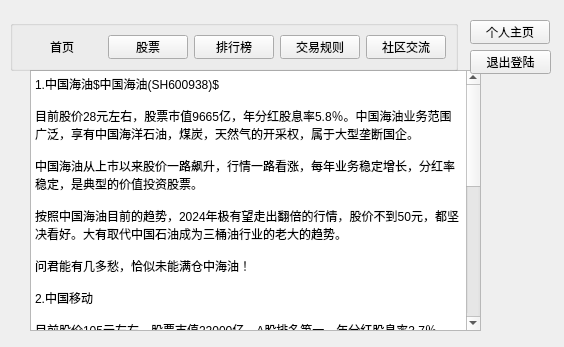
Old version of the form VirtualStock/mainwindow.ui in the repository Vks-Feng/Nullptr.
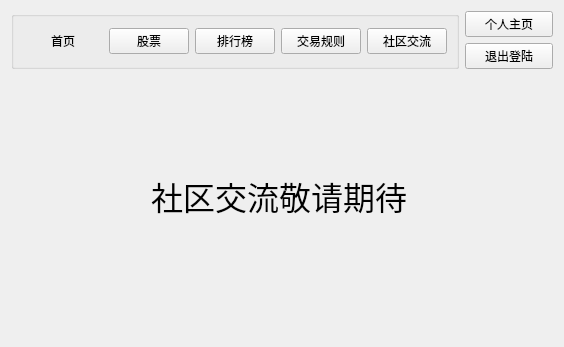
New version of the form. The open tabs and pages were chosen to show the change.

What changed in the file:
```diff
--- a/VirtualStock/mainwindow.ui
+++ b/VirtualStock/mainwindow.ui
@@ -13,15 +13,73 @@
   <property name="windowTitle">
    <string>Form</string>
   </property>
+  <layout class="QGridLayout" name="gridLayout">
+   <item row="0" column="0" rowspan="2">
+    <widget class="QGroupBox" name="groupBox">
+     <property name="title">
+      <string/>
+     </property>
+     <layout class="QHBoxLayout" name="horizontalLayout">
+      <item>
+       <widget class="QPushButton" name="firstbutton1">
+        <property name="text">
+         <string>首页</string>
+        </property>
+        <property name="flat">
+         <bool>true</bool>
+        </property>
+       </widget>
+      </item>
+      <item>
+       <widget class="QPushButton" name="stockbutton1">
+        <property name="text">
+         <string>股票</string>
+        </property>
+       </widget>
+      </item>
+      <item>
+       <widget class="QPushButton" name="rankbutton1">
+        <property name="text">
+         <string>排行榜</string>
+        </property>
+       </widget>
+      </item>
+      <item>
+       <widget class="QPushButton" name="dealbutton1">
+        <property name="text">
+         <string>交易规则</string>
+        </property>
+       </widget>
+      </item>
+      <item>
+       <widget class="QPushButton" name="communitybutton1">
+        <property name="enabled">
+         <bool>true</bool>
+        </property>
+        <property name="text">
+         <string>社区交流</string>
+        </property>
+       </widget>
+      </item>
+     </layout>
+    </widget>
+   </item>
+   <item row="0" column="1">
+    <widget class="QPushButton" name="personpage1">
+     <property name="text">
+      <string>个人主页</string>
+     </property>
+    </widget>
+   </item>
+   <item row="1" column="1">
+    <widget class="QPushButton" name="leavebutton1">
+     <property name="text">
+      <string>退出登陆</string>
+     </property>
+    </widget>
+   </item>
+   <item row="2" column="0" colspan="2">
   <widget class="QStackedWidget" name="selectpage">
-   <property name="geometry">
-    <rect>
-     <x>10</x>
-     <y>60</y>
-     <width>531</width>
-     <height>301</height>
-    </rect>
-   </property>
    <property name="currentIndex">
     <number>4</number>
    </property>
@@ -152,127 +210,28 @@
     </widget>
    </widget>
    <widget class="QWidget" name="selectpage5">
-    <widget class="QPlainTextEdit" name="plainTextEdit">
+      <widget class="QLabel" name="vksMarkshequ">
      <property name="geometry">
       <rect>
-       <x>20</x>
-       <y>10</y>
-       <width>451</width>
-       <height>261</height>
-      </rect>
-     </property>
-     <property name="plainText">
-      <string>1.中国海油$中国海油(SH600938)$
-
-目前股价28元左右，股票市值9665亿，年分红股息率5.8％。中国海油业务范围广泛，享有中国海洋石油，煤炭，天然气的开采权，属于大型垄断国企。
-
-中国海油从上市以来股价一路飙升，行情一路看涨，每年业务稳定增长，分红率稳定，是典型的价值投资股票。
-
-按照中国海油目前的趋势，2024年极有望走出翻倍的行情，股价不到50元，都坚决看好。大有取代中国石油成为三桶油行业的老大的趋势。
-
-问君能有几多愁，恰似未能满仓中海油！
-
-2.中国移动
-
-目前股价105元左右，股票市值22000亿，A股排名第一，年分红股息率3.7％。
-
-中国移动的行情和中国海油极为相似，业务能力和经营范围的独特性和垄断地位更胜中海油。中国移动上市以来，股价已经走出了翻倍行情，目前市值排名A股首位。
-
-鉴于其垄断的业务地位和增长行情，中国移动极有可能再次翻番，创造A股市值的神话，后续行情极为看好
-
-3.招商银行
-
-目前股价32元左右，股票市值8408亿，年分红股息率5.6％。
-
-招商银行是增长趋势最好的国内银行之一，银行零售业之首。其股价从高点54元下降到年前的低点27元，刚好实现腰斩，目前股价稳步回升，周线走出完美的U型底，招商银行在2024年市场好转的情况下，应该会再度走高，行情值得期待，但是想走出翻倍行情还有一定的难度，属于慢牛型，但会越来越好
-
-</string>
-     </property>
-    </widget>
-   </widget>
-  </widget>
-  <widget class="QPushButton" name="personpage1">
-   <property name="geometry">
-    <rect>
-     <x>470</x>
-     <y>20</y>
-     <width>80</width>
-     <height>24</height>
-    </rect>
-   </property>
+         <x>140</x>
+         <y>80</y>
+         <width>261</width>
+         <height>81</height>
+        </rect>
+       </property>
+       <property name="font">
+        <font>
+         <pointsize>24</pointsize>
+        </font>
+       </property>
    <property name="text">
-    <string>个人主页</string>
-   </property>
-  </widget>
-  <widget class="QPushButton" name="leavebutton1">
-   <property name="geometry">
-    <rect>
-     <x>470</x>
-     <y>50</y>
-     <width>81</width>
-     <height>24</height>
-    </rect>
-   </property>
-   <property name="text">
-    <string>退出登陆</string>
-   </property>
-  </widget>
-  <widget class="QGroupBox" name="groupBox">
-   <property name="geometry">
-    <rect>
-     <x>10</x>
-     <y>20</y>
-     <width>448</width>
-     <height>51</height>
-    </rect>
-   </property>
-   <property name="title">
-    <string/>
-   </property>
-   <layout class="QHBoxLayout" name="horizontalLayout">
-    <item>
-     <widget class="QPushButton" name="firstbutton1">
-      <property name="text">
-       <string>首页</string>
-      </property>
-      <property name="flat">
-       <bool>true</bool>
-      </property>
-     </widget>
-    </item>
-    <item>
-     <widget class="QPushButton" name="stockbutton1">
-      <property name="text">
-       <string>股票</string>
-      </property>
-     </widget>
-    </item>
-    <item>
-     <widget class="QPushButton" name="rankbutton1">
-      <property name="text">
-       <string>排行榜</string>
-      </property>
-     </widget>
-    </item>
-    <item>
-     <widget class="QPushButton" name="dealbutton1">
-      <property name="text">
-       <string>交易规则</string>
-      </property>
-     </widget>
-    </item>
-    <item>
-     <widget class="QPushButton" name="communitybutton1">
-      <property name="enabled">
-       <bool>true</bool>
-      </property>
-      <property name="text">
-       <string>社区交流</string>
-      </property>
+        <string>社区交流敬请期待</string>
+       </property>
+      </widget>
+     </widget>
      </widget>
     </item>
    </layout>
-  </widget>
  </widget>
  <resources/>
  <connections/>
```
Left out of the diff: 121 changed lines with no effect on the pictures. Lines whose indentation alone changed are shown as unchanged.
